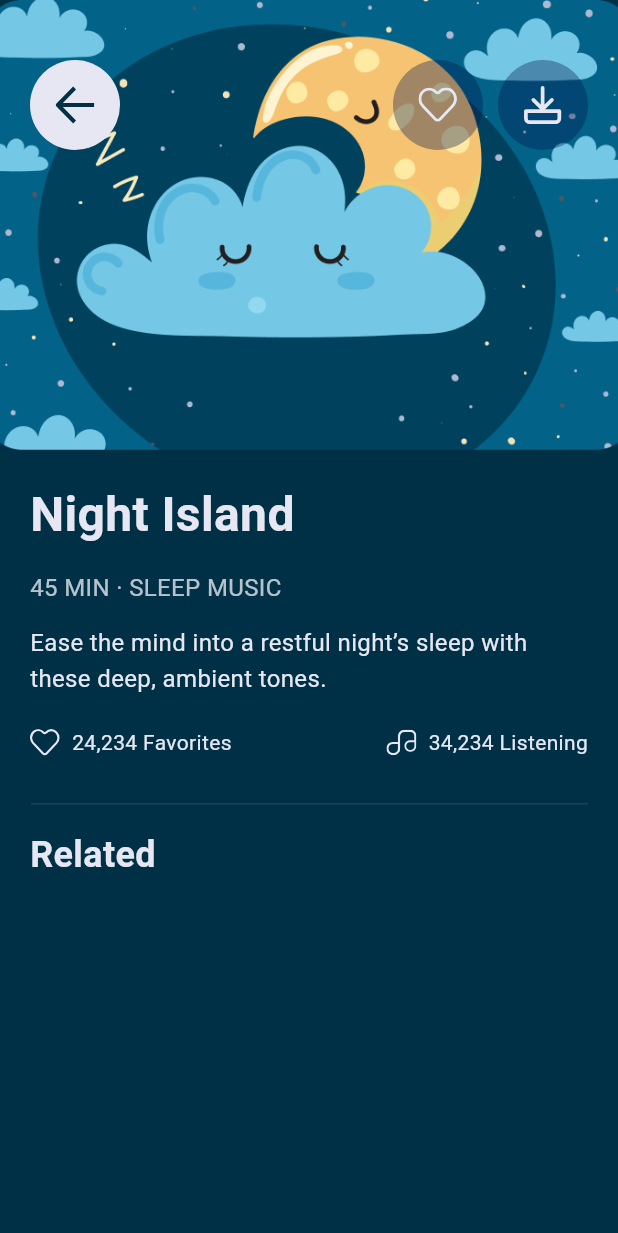
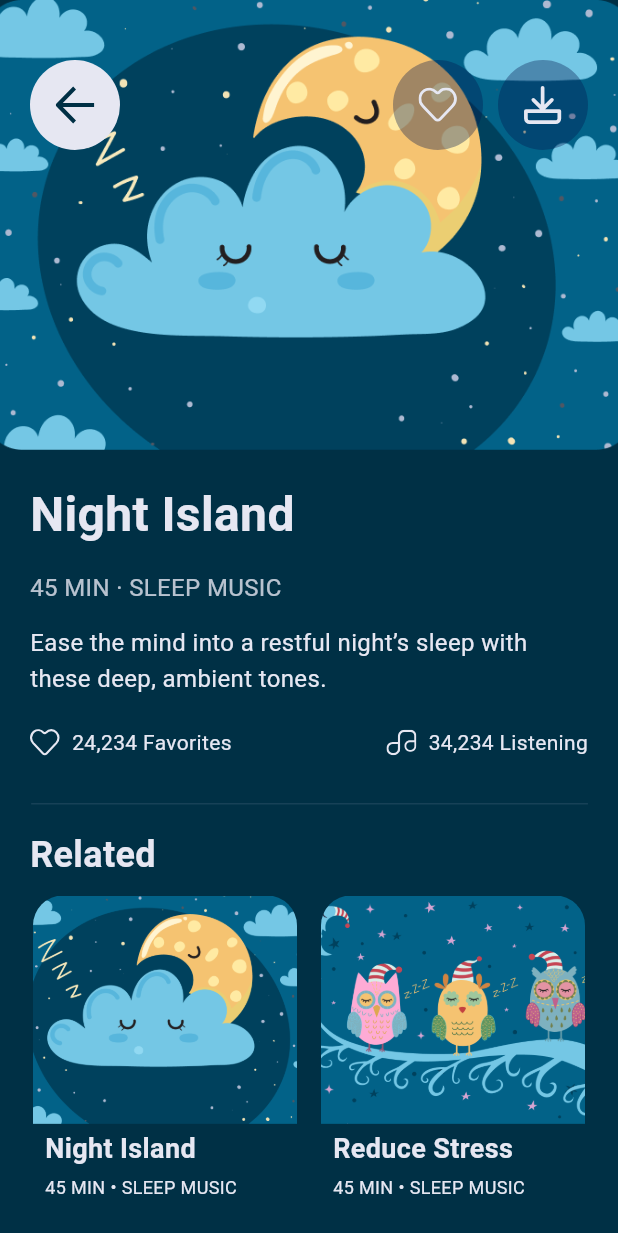
Before and after one commit to bahaaqasem20/sleep_app, a Flutter app: the screen it shows after launch, on a phone screen of 412 x 824 dp. Shown: the top 1233 px of the screen. Run offline on Flutter 3.47's test engine with Material 3 defaults, Android fonts, the phone set to English and light mode, and no system bars; our stand-ins replace flutter_svg; Roboto replaces fonts that are missing (SF).

Commit message:
edit details screen

```diff
--- a/lib/screens/details.dart
+++ b/lib/screens/details.dart
@@ -10,6 +10,34 @@ class Details extends StatefulWidget {
 }
 
 class _DetailsState extends State<Details> {
+  final List<Map<String, dynamic>> sleepMusics = [
+    {
+      'image': 'assets/png/1.png',
+      'title': "Night Island",
+      'desc': '45 MIN • SLEEP MUSIC',
+    },
+    {
+      'image': 'assets/png/2.png',
+      'title': "Reduce Stress",
+      'desc': '45 MIN • SLEEP MUSIC',
+    },
+    {
+      'image': 'assets/png/3.png',
+      'title': "Calm Night",
+      'desc': '45 MIN • SLEEP MUSIC',
+    },
+    {
+      'image': 'assets/png/1.png',
+      'title': "Relaxing Sleep",
+      'desc': '45 MIN • SLEEP MUSIC',
+    },
+    {
+      'image': 'assets/png/2.png',
+      'title': "refreshing night",
+      'desc': '45 MIN • SLEEP MUSIC',
+    },
+  ];
+
   @override
   Widget build(BuildContext context) {
     return Scaffold(
@@ -73,13 +101,12 @@ class _DetailsState extends State<Details> {
             ),
           ),
 
-          /// Main content
-          Positioned(
+          /// Main scrollable content
+          Positioned.fill(
             top: 320,
-            left: 20,
-            right: 20,
-            child: Container(
-              width: double.infinity,
+            child: Padding(
+              padding: const EdgeInsets.symmetric(horizontal: 20),
+              child: SingleChildScrollView(
                 child: Column(
                   crossAxisAlignment: CrossAxisAlignment.start,
                   children: [
@@ -154,7 +181,9 @@ class _DetailsState extends State<Details> {
                       ],
                     ),
                     SizedBox(height: 30),
-                  Center(child: SvgPicture.asset("assets/svg/icons/strok.svg")),
+                    Center(
+                      child: SvgPicture.asset("assets/svg/icons/strok.svg"),
+                    ),
                     SizedBox(height: 16),
                     Text(
                       "Related",
@@ -164,7 +193,71 @@ class _DetailsState extends State<Details> {
                         fontSize: 24,
                       ),
                     ),
+                    SizedBox(height: 8),
+                    Padding(
+                      padding: const EdgeInsets.all(2),
+                      child: GridView.builder(
+                        shrinkWrap: true,
+                        physics: NeverScrollableScrollPhysics(),
+                        itemCount: sleepMusics.length,
+                        gridDelegate:
+                            const SliverGridDelegateWithFixedCrossAxisCount(
+                              crossAxisCount: 2,
+                              crossAxisSpacing: 16,
+                              mainAxisSpacing: 16,
+                              childAspectRatio: 3 / 3.6,
+                            ),
+                        itemBuilder: (context, index) {
+                          final item = sleepMusics[index];
+                          return ClipRRect(
+                            borderRadius: BorderRadius.circular(20),
+                            child: Column(
+                              crossAxisAlignment: CrossAxisAlignment.start,
+                              children: [
+                                Expanded(
+                                  flex: 3,
+                                  child: Image.asset(
+                                    item['image'],
+                                    fit: BoxFit.cover,
+                                    width: double.infinity,
+                                  ),
+                                ),
+                                Padding(
+                                  padding: const EdgeInsets.symmetric(
+                                    horizontal: 8,
+                                    vertical: 4,
+                                  ),
+                                  child: Text(
+                                    item['title'],
+                                    style: const TextStyle(
+                                      color: CustomColors.textColor,
+                                      fontSize: 18,
+                                      fontWeight: FontWeight.bold,
+                                    ),
+                                  ),
+                                ),
+                                Padding(
+                                  padding: const EdgeInsets.symmetric(
+                                    horizontal: 8,
+                                  ),
+                                  child: Text(
+                                    item['desc'],
+                                    style: const TextStyle(
+                                      color: CustomColors.textColor,
+                                      fontSize: 12,
+                                    ),
+                                  ),
+                                ),
+                                const SizedBox(height: 8),
                               ],
+                            ),
+                          );
+                        },
+                      ),
+                    ),
+                    SizedBox(height: 32),
+                  ],
+                ),
               ),
             ),
           ),
```
Lines whose indentation alone changed are shown as unchanged.
